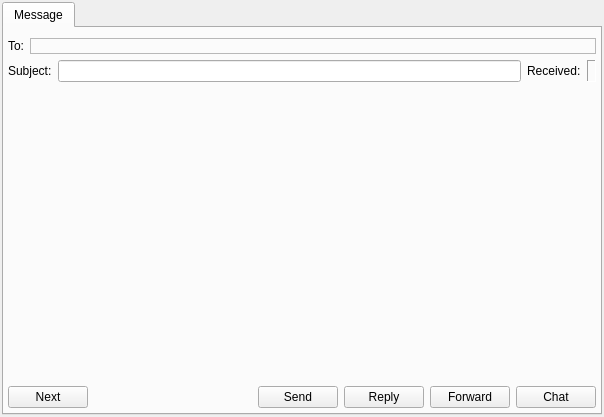
Above: Vacuum/trunk/src/plugins/Messenger/messagewindow.ui from vacuum-im/vacuum-im before the change. Below: the same form after it.
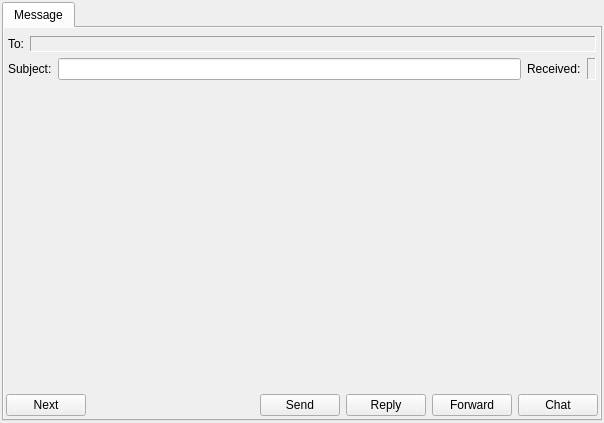
That is the form after the change.

```diff
--- a/Vacuum/trunk/src/plugins/Messenger/messagewindow.ui
+++ b/Vacuum/trunk/src/plugins/Messenger/messagewindow.ui
@@ -6,7 +6,7 @@
     <x>0</x>
     <y>0</y>
     <width>604</width>
-    <height>417</height>
+    <height>423</height>
    </rect>
   </property>
   <property name="windowTitle" >
@@ -44,21 +44,24 @@
        <number>0</number>
       </property>
       <widget class="QWidget" name="tabMessage" >
+       <property name="autoFillBackground" >
+        <bool>true</bool>
+       </property>
        <attribute name="title" >
         <string>Message</string>
        </attribute>
        <layout class="QVBoxLayout" >
         <property name="leftMargin" >
-         <number>4</number>
+         <number>2</number>
         </property>
         <property name="topMargin" >
-         <number>4</number>
+         <number>2</number>
         </property>
         <property name="rightMargin" >
-         <number>4</number>
+         <number>2</number>
         </property>
         <property name="bottomMargin" >
-         <number>4</number>
+         <number>2</number>
         </property>
         <item>
          <widget class="QWidget" native="1" name="wdtInfo" />
@@ -67,13 +70,13 @@
          <widget class="QWidget" native="1" name="wdtReceivers" >
           <layout class="QHBoxLayout" >
            <property name="leftMargin" >
-            <number>0</number>
+            <number>2</number>
            </property>
            <property name="topMargin" >
             <number>0</number>
            </property>
            <property name="rightMargin" >
-            <number>0</number>
+            <number>2</number>
            </property>
            <property name="bottomMargin" >
             <number>0</number>
@@ -94,7 +97,10 @@
               </sizepolicy>
              </property>
              <property name="frameShape" >
-              <enum>QFrame::StyledPanel</enum>
+              <enum>QFrame::Panel</enum>
+             </property>
+             <property name="frameShadow" >
+              <enum>QFrame::Sunken</enum>
              </property>
              <property name="text" >
               <string/>
@@ -112,6 +118,18 @@
         </item>
         <item>
          <layout class="QHBoxLayout" >
+          <property name="leftMargin" >
+           <number>2</number>
+          </property>
+          <property name="topMargin" >
+           <number>0</number>
+          </property>
+          <property name="rightMargin" >
+           <number>2</number>
+          </property>
+          <property name="bottomMargin" >
+           <number>0</number>
+          </property>
           <item>
            <widget class="QLabel" name="lblSubject" >
             <property name="text" >
```
Left out of the diff: 3 changed lines with no effect on the pictures.
